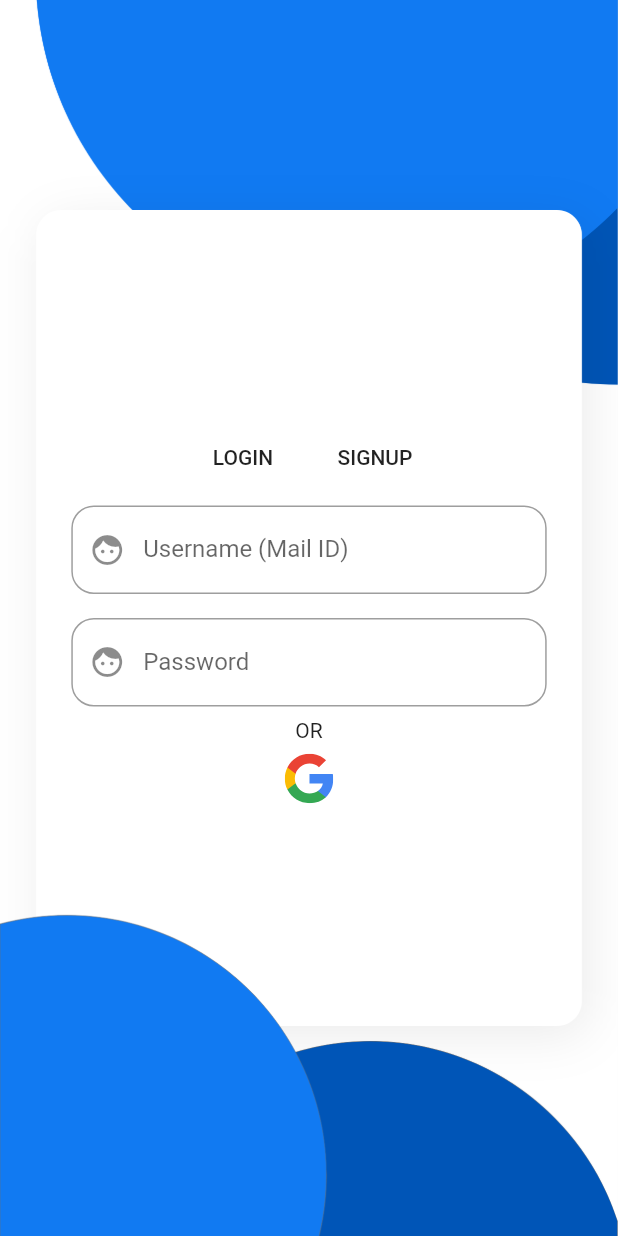
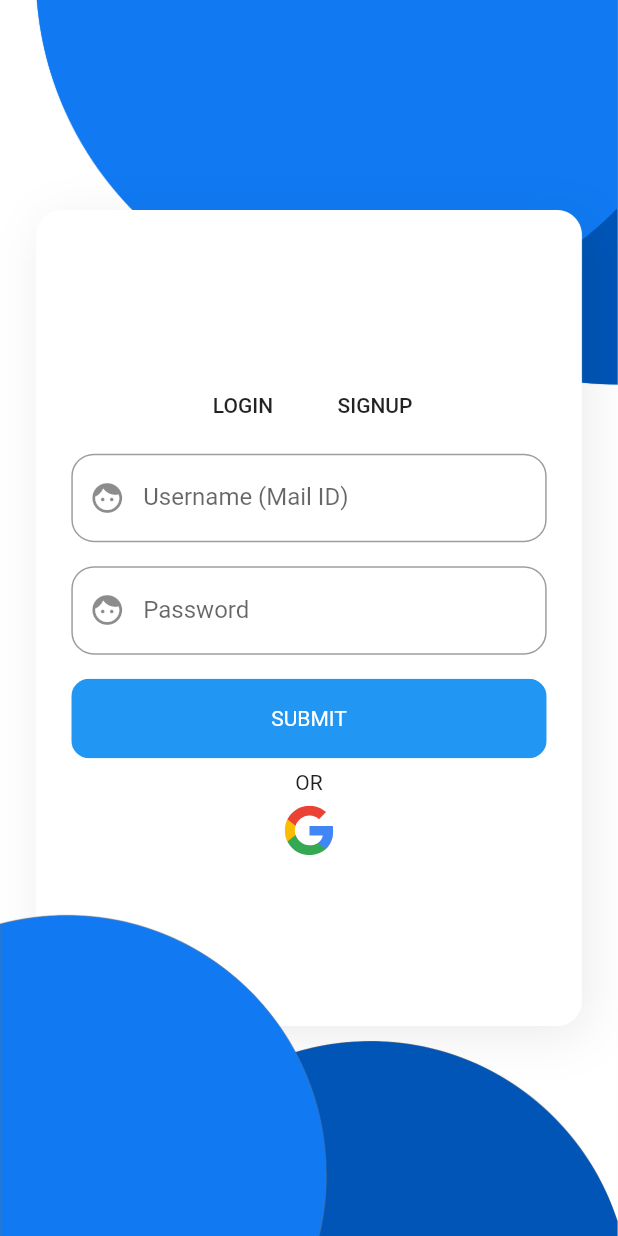
Before and after one commit to BullsEye34/ledger, a Flutter app: the screen it shows after launch, on a phone screen of 412 x 824 dp. Run offline on Flutter 3.47's test engine with Material 2 defaults, Android fonts, the phone set to English and light mode, and no system bars; our stand-ins replace flutter_svg.

Commit message:
Add Button

```diff
--- a/lib/main.dart
+++ b/lib/main.dart
@@ -88,6 +88,30 @@ class _appState extends State<app> {
               ),
             ),
           ),
+          Padding(
+            padding: const EdgeInsets.all(8.0),
+            child: Container(
+              width: MediaQuery.of(context).size.width / 1.3,
+              child: ClipRRect(
+                borderRadius: BorderRadius.all(Radius.circular(12)),
+                child: InkWell(
+                  onTap: () {
+                    print('hi');
+                  },
+                  child: Container(
+                    height: h / 15.5,
+                    color: Colors.blue,
+                    child: Center(
+                      child: Text(
+                        'SUBMIT',
+                        style: TextStyle(color: Colors.white),
+                      ),
+                    ),
+                  ),
+                ),
+              ),
+            ),
+          ),
           Text('OR'),
           FlatButton(
             onPressed: () {},
```
